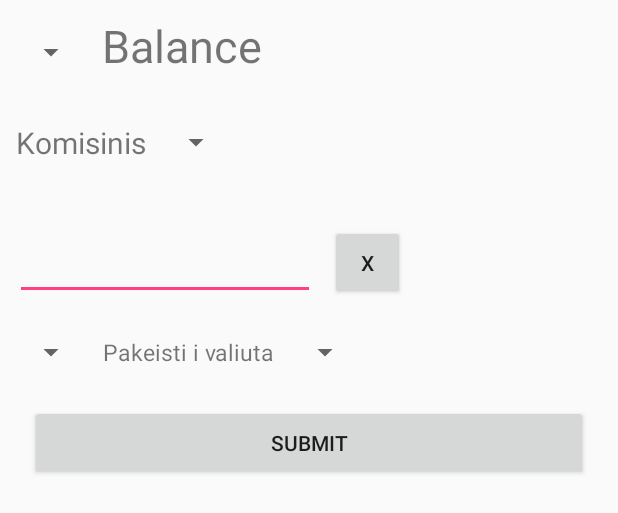
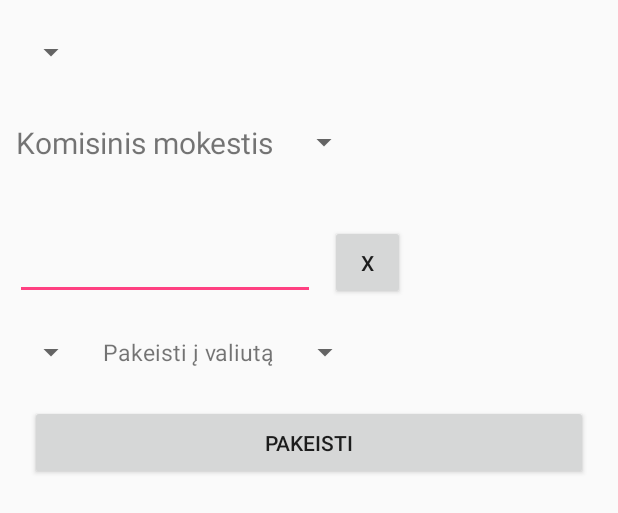
Before and after one commit to UrbanAndrius/Paysera, an Android app: the layout activity_user_profile.xml on its own in the app's theme, with its tools: preview values and no code run, on a phone screen of 412 x 824 dp. Shown: the top 513 px of the screen. Run offline under Robolectric (Android 15) with nearby library versions, the phone set to English and light mode, and no system bars.

Commit message:
String references in values resource

```diff
--- a/app/src/main/res/layout/activity_user_profile.xml
+++ b/app/src/main/res/layout/activity_user_profile.xml
@@ -26,7 +26,6 @@
         android:layout_marginLeft="10dp"
         android:layout_marginStart="10dp"
 
-        android:text="Balance"
         android:textSize="30sp"
 
         app:layout_constraintBottom_toBottomOf="@+id/spCurrency"
@@ -44,7 +43,7 @@
         android:layout_marginTop="10dp"
         android:gravity="center"
 
-        android:text="Komisinis"
+        android:text="@string/fee_text"
         android:textSize="20sp"
         app:layout_constraintLeft_toLeftOf="parent"
         app:layout_constraintTop_toBottomOf="@+id/spCurrency" />
@@ -104,7 +103,7 @@
         android:layout_marginStart="10dp"
 
         android:gravity="center"
-        android:text="Pakeisti i valiuta"
+        android:text="@string/exchange_text"
         android:textSize="15sp"
 
         app:layout_constraintBottom_toBottomOf="@+id/spExchangeFrom"
@@ -116,6 +115,7 @@
         android:layout_height="50dp"
 
         android:layout_marginLeft="10dp"
+        android:layout_marginStart="10dp"
         app:layout_constraintBottom_toBottomOf="@+id/spExchangeFrom"
         app:layout_constraintLeft_toRightOf="@+id/tvExchangeText" />
 
@@ -128,7 +128,7 @@
 
         android:layout_marginRight="20dp"
         android:layout_marginTop="10dp"
-        android:text="Submit"
+        android:text="@string/submit_exchange"
         app:layout_constraintLeft_toLeftOf="parent"
         app:layout_constraintRight_toRightOf="parent"
         app:layout_constraintTop_toBottomOf="@+id/spExchangeFrom" />
@@ -141,7 +141,7 @@
         android:layout_marginLeft="10dp"
         android:layout_marginStart="10dp"
 
-        android:text="X"
+        android:text="@string/clear"
         app:layout_constraintBottom_toBottomOf="@+id/etAmount"
         app:layout_constraintLeft_toRightOf="@+id/etAmount" />
 
--- a/app/src/main/res/values/strings.xml
+++ b/app/src/main/res/values/strings.xml
@@ -1,3 +1,7 @@
 <resources>
     <string name="app_name">Paysera</string>
+    <string name="fee_text">Komisinis mokestis</string>
+    <string name="exchange_text">Pakeisti į valiutą</string>
+    <string name="submit_exchange">Pakeisti</string>
+    <string name="clear">X</string>
 </resources>
```
